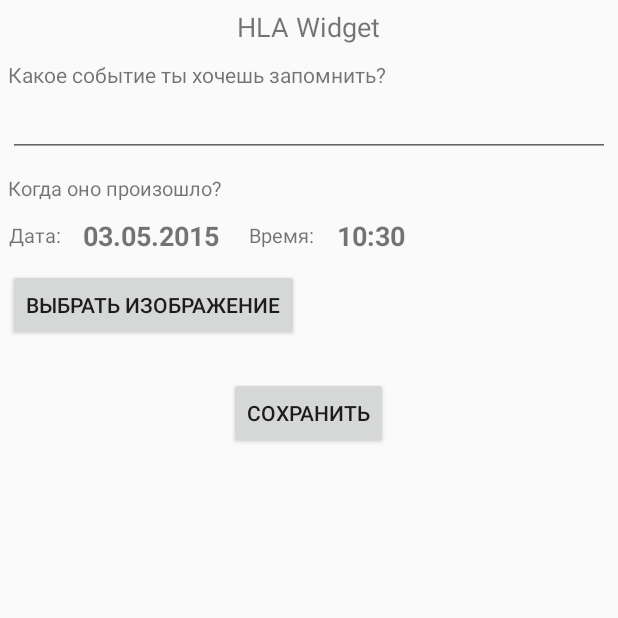
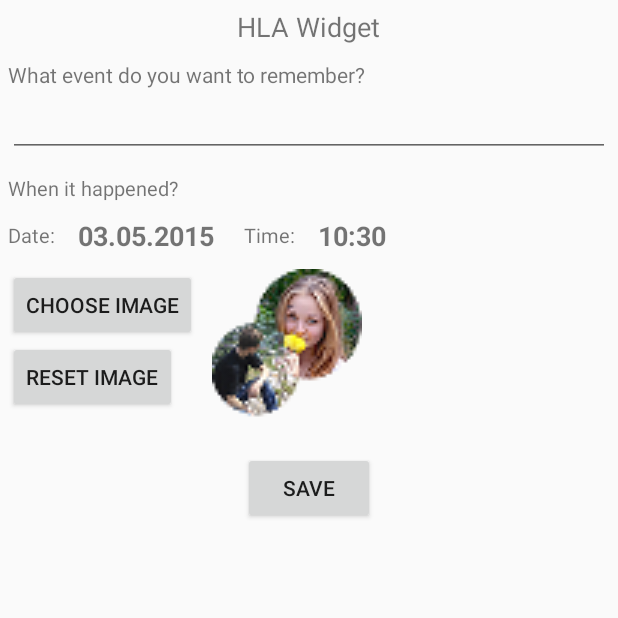
Before and after one commit to aminought/HowLongAgoWidget, an Android app: the HLAWidgetConfigureActivity screen opened directly, with no data from a screen before it, on a phone screen of 412 x 824 dp, the top half of it. Run offline under Robolectric (Android 15) with nearby library versions, the phone set to English and light mode, and no system bars; 1 statement that could not run was skipped.

Commit message:
Added ru and us localizations Added button for reseting image Fixed some errors with displaying images.

```diff
--- a/app/build.gradle
+++ b/app/build.gradle
@@ -9,7 +9,7 @@ android {
         minSdkVersion 14
         targetSdkVersion 21
         versionCode 1
-        versionName "0.1.0"
+        versionName "0.2.0"
     }
     buildTypes {
         release {
--- a/app/src/main/java/com/aminought/hlawidget/HLAWidgetConfigureActivity.java
+++ b/app/src/main/java/com/aminought/hlawidget/HLAWidgetConfigureActivity.java
@@ -93,11 +93,18 @@ public class HLAWidgetConfigureActivity extends FragmentActivity implements View
         Button addWidgetButton = (Button) findViewById(R.id.addWidgetButton);
         addWidgetButton.setOnClickListener(this);
 
-        Button choosePictureButton = (Button) findViewById(R.id.choosePictureButton);
-        choosePictureButton.setOnClickListener(this);
+        Button chooseImageButton = (Button) findViewById(R.id.chooseImageButton);
+        chooseImageButton.setOnClickListener(this);
+
+        Button resetImageButton = (Button) findViewById(R.id.resetImageButton);
+        resetImageButton.setOnClickListener(this);
 
         configImageView = (ImageView) findViewById(R.id.configImageView);
-        configImageView.setImageBitmap(BitmapFactory.decodeFile(event.image));
+        if(!event.image.equals("")) {
+            configImageView.setImageBitmap(BitmapFactory.decodeFile(event.image));
+        } else {
+            configImageView.setImageResource(R.mipmap.icon);
+        }
 
         TextView showDatePickerButton = (TextView) findViewById(R.id.showDatePickerButton);
         Calendar dateCal = new GregorianCalendar(DateTimeCurrentState.year,
@@ -173,17 +180,25 @@ public class HLAWidgetConfigureActivity extends FragmentActivity implements View
             case R.id.showTimePickerButton:
                 showTimePickerDialog();
                 break;
-            case R.id.choosePictureButton:
-                choosePicture();
+            case R.id.chooseImageButton:
+                chooseImage();
+                break;
+            case R.id.resetImageButton:
+                resetImage();
                 break;
         }
     }
 
-    private void choosePicture() {
+    private void chooseImage() {
         Intent intent = new Intent(Intent.ACTION_PICK,
                                    MediaStore.Images.Media.EXTERNAL_CONTENT_URI);
         intent.setType("image/*");
         startActivityForResult(Intent.createChooser(intent, "Выбрать изображение"), PICK_IMAGE);
+    }
+
+    private void resetImage() {
+        configImageView.setImageResource(R.mipmap.icon);
+        event.image = "";
     }
 
     @Override
--- a/app/src/main/res/layout/hlawidget.xml
+++ b/app/src/main/res/layout/hlawidget.xml
@@ -6,6 +6,8 @@
         android:orientation="horizontal"
         android:layout_width="fill_parent"
         android:layout_height="fill_parent"
+        android:clickable="true"
+        android:id="@+id/mainLayout"
         android:layout_centerVertical="true"
         android:layout_centerHorizontal="true">
 
@@ -27,7 +29,6 @@
             android:paddingTop="10dp"
             android:paddingRight="10dp"
             android:paddingLeft="10dp"/>
-
     </LinearLayout>
 
 </RelativeLayout>
--- a/app/src/main/res/layout/hlawidget_configure.xml
+++ b/app/src/main/res/layout/hlawidget_configure.xml
@@ -101,18 +101,32 @@
                 android:layout_height="fill_parent"
                 android:layout_marginTop="10dp">
 
-                <Button
+                <LinearLayout
+                    android:orientation="vertical"
                     android:layout_width="wrap_content"
-                    android:layout_height="wrap_content"
-                    android:text="Выбрать изображение"
-                    android:id="@+id/choosePictureButton" />
+                    android:layout_height="wrap_content">
+
+                    <Button
+                        android:layout_width="wrap_content"
+                        android:layout_height="wrap_content"
+                        android:text="@string/choose_image"
+                        android:id="@+id/chooseImageButton" />
+
+                    <Button
+                        android:layout_width="wrap_content"
+                        android:layout_height="wrap_content"
+                        android:text="@string/resetImage"
+                        android:id="@+id/resetImageButton" />
+                </LinearLayout>
 
                 <ImageView
-                    android:layout_width="50dp"
-                    android:layout_height="50dp"
+                    android:layout_width="100dp"
+                    android:layout_height="100dp"
                     android:id="@+id/configImageView"
                     android:scaleType="centerCrop"
-                    android:layout_marginLeft="20dp"/>
+                    android:layout_marginRight="10dp"
+                    android:layout_marginLeft="10dp"/>
+
             </LinearLayout>
 
             <Button
--- a/app/src/main/res/values/strings.xml
+++ b/app/src/main/res/values/strings.xml
@@ -1,15 +1,14 @@
 <resources>
     <string name="app_name">How Long Ago Widget</string>
-    <string name="appwidget_text">EXAMPLE</string>
-    <string name="configure">Configure</string>
-    <string name="add_widget">Add widget</string>
     <string name="loading">Loading…</string>
     <string name="hello_sun">HLA Widget</string>
-    <string name="what">Какое событие ты хочешь запомнить?</string>
-    <string name="when">Когда оно произошло?</string>
-    <string name="date">Дата:</string>
+    <string name="what">What event do you want to remember?</string>
+    <string name="when">When it happened?</string>
+    <string name="date">Date:</string>
     <string name="sample_date">22.03.2015</string>
-    <string name="time">Время:</string>
+    <string name="time">Time:</string>
     <string name="sample_time">00:00</string>
-    <string name="save">Сохранить</string>
+    <string name="save">Save</string>
+    <string name="choose_image">Choose image</string>
+    <string name="resetImage">Reset image</string>
 </resources>
```
Also changed, not shown: app/src/main/java/com/aminought/hlawidget/HLAWidget.java (+6 -2 lines), 1 other file.
